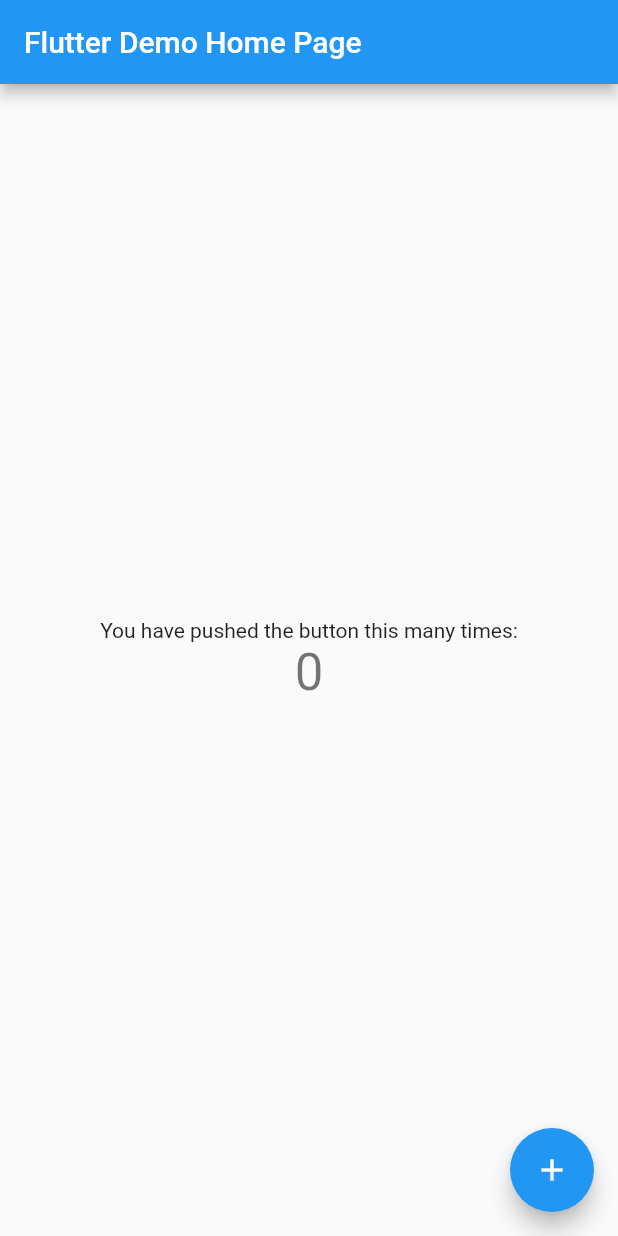
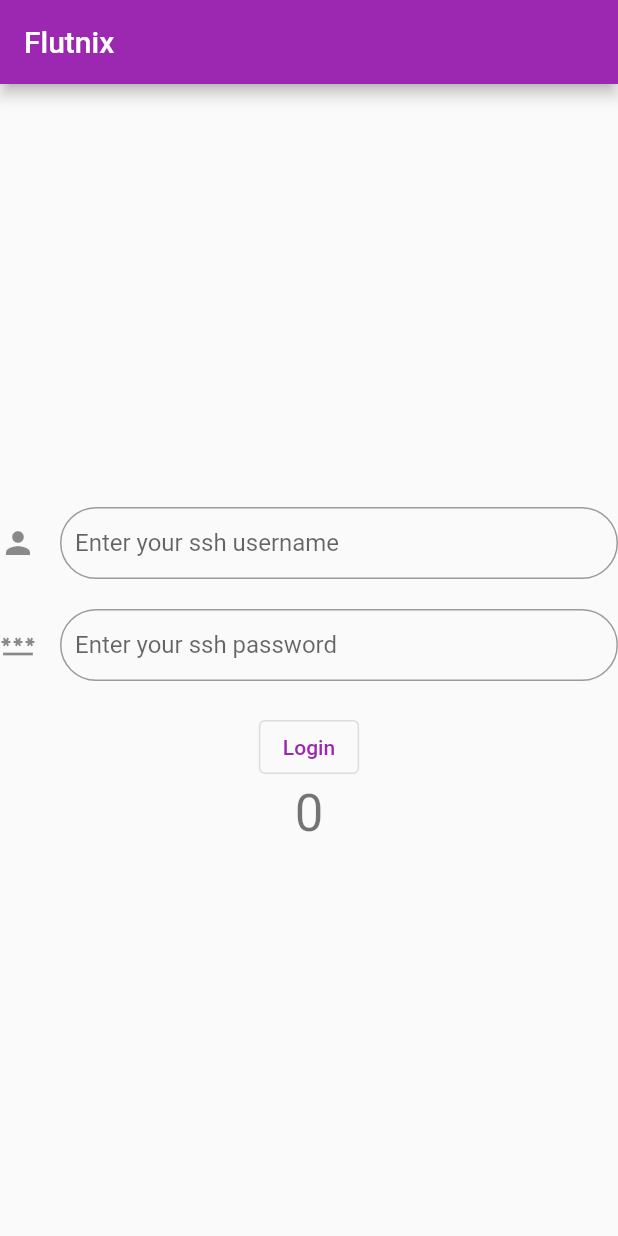
Before and after one commit to denixsucks/SSHx, a Flutter app: the screen it shows after launch, on a phone screen of 412 x 824 dp. Run offline on Flutter 3.47's test engine with Material 2 defaults, Android fonts, the phone set to English and light mode, and no system bars; missing offline and left inert: wifi_configuration_2.

Commit message:
login screen

```diff
--- a/lib/main.dart
+++ b/lib/main.dart
@@ -1,4 +1,5 @@
 import 'package:flutter/material.dart';
+import 'package:wifi_configuration_2/wifi_configuration_2.dart';
 
 void main() {
   runApp(const MyApp());
@@ -7,39 +8,20 @@
 class MyApp extends StatelessWidget {
   const MyApp({Key? key}) : super(key: key);
 
-  // This widget is the root of your application.
   @override
   Widget build(BuildContext context) {
     return MaterialApp(
       title: 'Flutter Demo',
       theme: ThemeData(
-        // This is the theme of your application.
-        //
-        // Try running your application with "flutter run". You'll see the
-        // application has a blue toolbar. Then, without quitting the app, try
-        // changing the primarySwatch below to Colors.green and then invoke
-        // "hot reload" (press "r" in the console where you ran "flutter run",
-        // or simply save your changes to "hot reload" in a Flutter IDE).
-        // Notice that the counter didn't reset back to zero; the application
-        // is not restarted.
-        primarySwatch: Colors.blue,
+        primarySwatch: Colors.purple,
       ),
-      home: const MyHomePage(title: 'Flutter Demo Home Page'),
+      home: const MyHomePage(title: 'Flutnix'),
     );
   }
 }
 
 class MyHomePage extends StatefulWidget {
   const MyHomePage({Key? key, required this.title}) : super(key: key);
-
-  // This widget is the home page of your application. It is stateful, meaning
-  // that it has a State object (defined below) that contains fields that affect
-  // how it looks.
-
-  // This class is the configuration for the state. It holds the values (in this
-  // case the title) provided by the parent (in this case the App widget) and
-  // used by the build method of the State. Fields in a Widget subclass are
-  // always marked "final".
 
   final String title;
 
@@ -52,52 +34,51 @@
 
   void _incrementCounter() {
     setState(() {
-      // This call to setState tells the Flutter framework that something has
-      // changed in this State, which causes it to rerun the build method below
-      // so that the display can reflect the updated values. If we changed
-      // _counter without calling setState(), then the build method would not be
-      // called again, and so nothing would appear to happen.
       _counter++;
     });
   }
 
   @override
   Widget build(BuildContext context) {
-    // This method is rerun every time setState is called, for instance as done
-    // by the _incrementCounter method above.
-    //
-    // The Flutter framework has been optimized to make rerunning build methods
-    // fast, so that you can just rebuild anything that needs updating rather
-    // than having to individually change instances of widgets.
     return Scaffold(
       appBar: AppBar(
-        // Here we take the value from the MyHomePage object that was created by
-        // the App.build method, and use it to set our appbar title.
         title: Text(widget.title),
       ),
       body: Center(
-        // Center is a layout widget. It takes a single child and positions it
-        // in the middle of the parent.
         child: Column(
-          // Column is also a layout widget. It takes a list of children and
-          // arranges them vertically. By default, it sizes itself to fit its
-          // children horizontally, and tries to be as tall as its parent.
-          //
-          // Invoke "debug painting" (press "p" in the console, choose the
-          // "Toggle Debug Paint" action from the Flutter Inspector in Android
-          // Studio, or the "Toggle Debug Paint" command in Visual Studio Code)
-          // to see the wireframe for each widget.
-          //
-          // Column has various properties to control how it sizes itself and
-          // how it positions its children. Here we use mainAxisAlignment to
-          // center the children vertically; the main axis here is the vertical
-          // axis because Columns are vertical (the cross axis would be
-          // horizontal).
           mainAxisAlignment: MainAxisAlignment.center,
           children: <Widget>[
-            const Text(
-              'You have pushed the button this many times:',
+            const UselessMargin(),
+            TextFormField(
+              // ignore: prefer_const_constructors
+              decoration: InputDecoration(
+                contentPadding: const EdgeInsets.all(10),
+                icon: const Icon(Icons.person),
+                labelText: 'Enter your ssh username',
+                border: const OutlineInputBorder(
+                  borderRadius: BorderRadius.all(Radius.circular(26)),
+                ),
+                hintText: 'Example: root@128.0.0.1',
+              ),
+              onSaved: (String? value) {},
             ),
+            const UselessMargin(),
+            TextFormField(
+              // ignore: prefer_const_constructors
+              decoration: InputDecoration(
+                contentPadding: const EdgeInsets.all(10),
+                labelText: 'Enter your ssh password',
+                icon: const Icon(Icons.password),
+                border: const OutlineInputBorder(
+                  borderRadius: BorderRadius.all(Radius.circular(26)),
+                ),
+                hintText: '*************',
+              ),
+              onSaved: (String? value) {},
+            ),
+            const UselessMargin(),
+            OutlinedButton(
+                onPressed: _incrementCounter, child: const Text("Login")),
             Text(
               '$_counter',
               style: Theme.of(context).textTheme.headline4,
@@ -105,11 +86,18 @@
           ],
         ),
       ),
-      floatingActionButton: FloatingActionButton(
-        onPressed: _incrementCounter,
-        tooltip: 'Increment',
-        child: const Icon(Icons.add),
-      ), // This trailing comma makes auto-formatting nicer for build methods.
     );
   }
 }
+
+class UselessMargin extends StatelessWidget {
+  const UselessMargin({Key? key}) : super(key: key);
+
+  @override
+  Widget build(BuildContext context) {
+    return Container(
+      margin: const EdgeInsets.only(
+          left: 10.0, top: 10.0, right: 10.0, bottom: 10.0),
+    );
+  }
+}
--- a/pubspec.yaml
+++ b/pubspec.yaml
@@ -34,6 +34,7 @@
   # The following adds the Cupertino Icons font to your application.
   # Use with the CupertinoIcons class for iOS style icons.
   cupertino_icons: ^1.0.2
+  wifi_configuration_2: ^1.1.2+1
 
 dev_dependencies:
   flutter_test:
```
Also changed, not shown: pubspec.lock, 1 other file.
